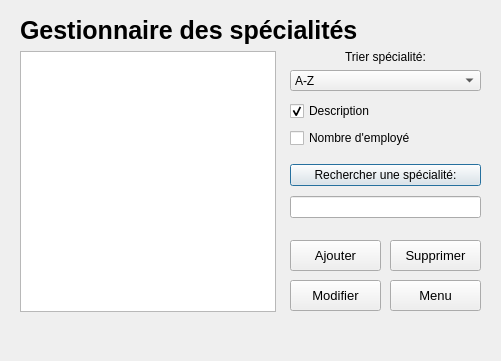
LePerron/Application-gestion-employes-projet-session-2023, file UI/MenuSpecialite.ui: the form before one commit.
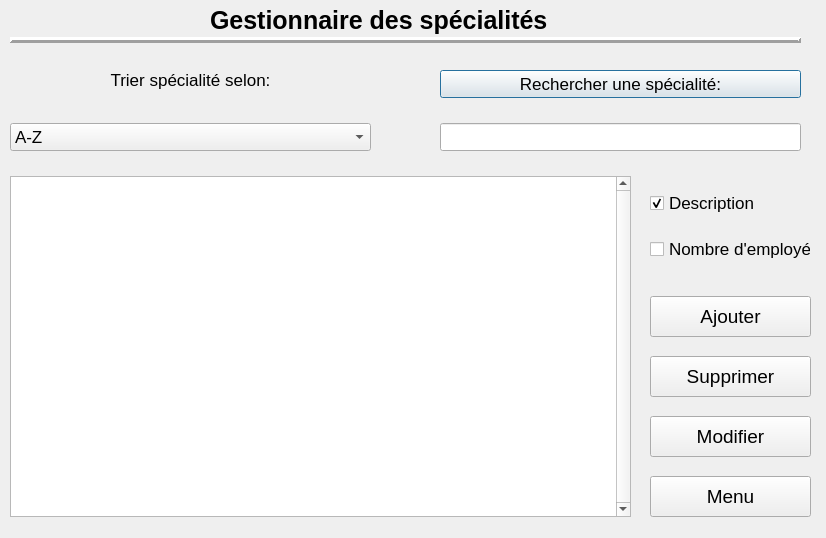
The form after the commit.

```diff
--- a/UI/MenuSpecialite.ui
+++ b/UI/MenuSpecialite.ui
@@ -6,8 +6,8 @@
    <rect>
     <x>0</x>
     <y>0</y>
-    <width>501</width>
-    <height>361</height>
+    <width>826</width>
+    <height>538</height>
    </rect>
   </property>
   <property name="windowTitle">
@@ -16,9 +16,9 @@
   <widget class="QLabel" name="labelErreurSelection">
    <property name="geometry">
     <rect>
-     <x>20</x>
-     <y>320</y>
-     <width>461</width>
+     <x>10</x>
+     <y>150</y>
+     <width>621</width>
      <height>21</height>
     </rect>
    </property>
@@ -26,50 +26,20 @@
     <string/>
    </property>
   </widget>
-  <widget class="QWidget" name="verticalLayoutWidget">
-   <property name="geometry">
-    <rect>
-     <x>290</x>
-     <y>160</y>
-     <width>191</width>
-     <height>64</height>
-    </rect>
-   </property>
-   <layout class="QVBoxLayout" name="verticalLayout">
-    <item>
-     <widget class="QPushButton" name="pushButtonRechercherSpecialite">
-      <property name="text">
-       <string>Rechercher une spécialité:</string>
-      </property>
-     </widget>
-    </item>
-    <item>
-     <widget class="QLineEdit" name="lineEditRechercherSpecialite"/>
-    </item>
-   </layout>
-  </widget>
-  <widget class="QListView" name="listViewSpecialite">
-   <property name="geometry">
-    <rect>
-     <x>20</x>
-     <y>51</y>
-     <width>256</width>
-     <height>261</height>
-    </rect>
-   </property>
-   <property name="editTriggers">
-    <set>QAbstractItemView::NoEditTriggers</set>
-   </property>
-  </widget>
   <widget class="QWidget" name="gridLayoutWidget">
    <property name="geometry">
     <rect>
-     <x>290</x>
-     <y>100</y>
-     <width>191</width>
-     <height>51</height>
+     <x>650</x>
+     <y>176</y>
+     <width>161</width>
+     <height>101</height>
     </rect>
    </property>
+   <property name="font">
+    <font>
+     <pointsize>13</pointsize>
+    </font>
+   </property>
    <layout class="QGridLayout" name="gridLayout">
     <item row="1" column="0">
      <widget class="QCheckBox" name="checkBoxNbEmploye">
@@ -83,6 +53,11 @@
     </item>
     <item row="0" column="0">
      <widget class="QCheckBox" name="checkBoxDescription">
+      <property name="font">
+       <font>
+        <pointsize>13</pointsize>
+       </font>
+      </property>
       <property name="text">
        <string>Description</string>
       </property>
@@ -96,8 +71,8 @@
   <widget class="QLabel" name="labelSpecialite">
    <property name="geometry">
     <rect>
-     <x>20</x>
-     <y>10</y>
+     <x>210</x>
+     <y>0</y>
      <width>461</width>
      <height>41</height>
     </rect>
@@ -113,28 +88,70 @@
     <string>Gestionnaire des spécialités</string>
    </property>
   </widget>
+  <widget class="Line" name="line">
+   <property name="geometry">
+    <rect>
+     <x>10</x>
+     <y>30</y>
+     <width>791</width>
+     <height>20</height>
+    </rect>
+   </property>
+   <property name="frameShadow">
+    <enum>QFrame::Raised</enum>
+   </property>
+   <property name="lineWidth">
+    <number>3</number>
+   </property>
+   <property name="orientation">
+    <enum>Qt::Horizontal</enum>
+   </property>
+  </widget>
   <widget class="QWidget" name="verticalLayoutWidget_2">
    <property name="geometry">
     <rect>
-     <x>290</x>
-     <y>50</y>
-     <width>191</width>
-     <height>41</height>
+     <x>10</x>
+     <y>70</y>
+     <width>361</width>
+     <height>81</height>
     </rect>
    </property>
    <layout class="QVBoxLayout" name="verticalLayout_2">
     <item>
      <widget class="QLabel" name="labelTrierSpecialite">
+      <property name="font">
+       <font>
+        <pointsize>13</pointsize>
+       </font>
+      </property>
       <property name="text">
-       <string>Trier spécialité:</string>
+       <string>Trier spécialité selon:</string>
       </property>
       <property name="alignment">
        <set>Qt::AlignCenter</set>
       </property>
      </widget>
     </item>
+    <item>
+     <spacer name="verticalSpacer_2">
+      <property name="orientation">
+       <enum>Qt::Vertical</enum>
+      </property>
+      <property name="sizeHint" stdset="0">
+       <size>
+        <width>20</width>
+        <height>40</height>
+       </size>
+      </property>
+     </spacer>
+    </item>
     <item>
      <widget class="QComboBox" name="comboBoxTrierSpecialite">
+      <property name="font">
+       <font>
+        <pointsize>13</pointsize>
+       </font>
+      </property>
       <item>
        <property name="text">
         <string>A-Z</string>
@@ -159,24 +176,94 @@
     </item>
    </layout>
   </widget>
+  <widget class="QWidget" name="verticalLayoutWidget">
+   <property name="geometry">
+    <rect>
+     <x>440</x>
+     <y>70</y>
+     <width>361</width>
+     <height>81</height>
+    </rect>
+   </property>
+   <property name="font">
+    <font>
+     <pointsize>13</pointsize>
+    </font>
+   </property>
+   <layout class="QVBoxLayout" name="verticalLayout">
+    <item>
+     <widget class="QPushButton" name="pushButtonRechercherSpecialite">
+      <property name="font">
+       <font>
+        <pointsize>13</pointsize>
+       </font>
+      </property>
+      <property name="text">
+       <string>Rechercher une spécialité:</string>
+      </property>
+     </widget>
+    </item>
+    <item>
+     <spacer name="verticalSpacer">
+      <property name="orientation">
+       <enum>Qt::Vertical</enum>
+      </property>
+      <property name="sizeHint" stdset="0">
+       <size>
+        <width>20</width>
+        <height>40</height>
+       </size>
+      </property>
+     </spacer>
+    </item>
+    <item>
+     <widget class="QLineEdit" name="lineEditRechercherSpecialite">
+      <property name="font">
+       <font>
+        <pointsize>13</pointsize>
+       </font>
+      </property>
+     </widget>
+    </item>
+   </layout>
+  </widget>
+  <widget class="QListView" name="listViewSpecialite">
+   <property name="geometry">
+    <rect>
+     <x>10</x>
+     <y>176</y>
+     <width>621</width>
+     <height>341</height>
+    </rect>
+   </property>
+   <property name="verticalScrollBarPolicy">
+    <enum>Qt::ScrollBarAlwaysOn</enum>
+   </property>
+   <property name="horizontalScrollBarPolicy">
+    <enum>Qt::ScrollBarAlwaysOff</enum>
+   </property>
+   <property name="editTriggers">
+    <set>QAbstractItemView::NoEditTriggers</set>
+   </property>
+  </widget>
   <widget class="QPushButton" name="pushButtonAjouterSpecialite">
    <property name="geometry">
     <rect>
-     <x>290</x>
-     <y>240</y>
-     <width>91</width>
-     <height>31</height>
+     <x>650</x>
+     <y>296</y>
+     <width>161</width>
+     <height>41</height>
     </rect>
    </property>
    <property name="sizePolicy">
     <sizepolicy hsizetype="Minimum" vsizetype="Fixed">
-     <horstretch>2</horstretch>
-     <verstretch>0</verstretch>
+     <horstretch>0</horstretch>
+     <verstretch>10</verstretch>
     </sizepolicy>
    </property>
    <property name="font">
     <font>
-     <pointsize>10</pointsize>
+     <pointsize>14</pointsize>
     </font>
    </property>
    <property name="text">
@@ -186,81 +273,75 @@
   <widget class="QPushButton" name="pushButtonSupprimerSpecialite">
    <property name="geometry">
     <rect>
-     <x>390</x>
-     <y>240</y>
-     <width>91</width>
-     <height>31</height>
+     <x>650</x>
+     <y>356</y>
+     <width>161</width>
+     <height>41</height>
     </rect>
    </property>
    <property name="sizePolicy">
-    <sizepolicy hsizetype="Fixed" vsizetype="Fixed">
-     <horstretch>7</horstretch>
-     <verstretch>0</verstretch>
+    <sizepolicy hsizetype="Minimum" vsizetype="Fixed">
+     <horstretch>0</horstretch>
+     <verstretch>7</verstretch>
     </sizepolicy>
    </property>
    <property name="font">
     <font>
-     <pointsize>10</pointsize>
+     <pointsize>14</pointsize>
     </font>
    </property>
    <property name="text">
     <string>Supprimer</string>
    </property>
   </widget>
-  <widget class="QPushButton" name="pushButtonRetournerMenu">
-   <property name="geometry">
-    <rect>
-     <x>390</x>
-     <y>280</y>
-     <width>91</width>
-     <height>31</height>
-    </rect>
-   </property>
-   <property name="sizePolicy">
-    <sizepolicy hsizetype="Preferred" vsizetype="Fixed">
-     <horstretch>0</horstretch>
-     <verstretch>4</verstretch>
-    </sizepolicy>
-   </property>
-   <property name="font">
-    <font>
-     <pointsize>10</pointsize>
-    </font>
-   </property>
-   <property name="text">
-    <string>Menu</string>
-   </property>
-  </widget>
   <widget class="QPushButton" name="pushButtonModifierSpecialite">
    <property name="geometry">
     <rect>
-     <x>290</x>
-     <y>280</y>
-     <width>91</width>
-     <height>31</height>
+     <x>650</x>
+     <y>416</y>
+     <width>161</width>
+     <height>41</height>
     </rect>
    </property>
    <property name="sizePolicy">
-    <sizepolicy hsizetype="Fixed" vsizetype="Fixed">
-     <horstretch>3</horstretch>
-     <verstretch>0</verstretch>
+    <sizepolicy hsizetype="Minimum" vsizetype="Fixed">
+     <horstretch>0</horstretch>
+     <verstretch>11</verstretch>
     </sizepolicy>
    </property>
-   <property name="minimumSize">
-    <size>
-     <width>2</width>
-     <height>0</height>
-    </size>
-   </property>
    <property name="font">
     <font>
-     <pointsize>10</pointsize>
+     <pointsize>14</pointsize>
     </font>
    </property>
    <property name="text">
     <string>Modifier</string>
    </property>
   </widget>
+  <widget class="QPushButton" name="pushButtonRetournerMenu">
+   <property name="geometry">
+    <rect>
+     <x>650</x>
+     <y>476</y>
+     <width>161</width>
+     <height>41</height>
+    </rect>
+   </property>
+   <property name="sizePolicy">
+    <sizepolicy hsizetype="Minimum" vsizetype="Fixed">
+     <horstretch>0</horstretch>
+     <verstretch>13</verstretch>
+    </sizepolicy>
+   </property>
+   <property name="font">
+    <font>
+     <pointsize>14</pointsize>
+    </font>
+   </property>
+   <property name="text">
+    <string>Menu</string>
+   </property>
+  </widget>
  </widget>
  <resources/>
  <connections/>
```
Left out of the diff: 10 changed lines with no effect on the pictures.
